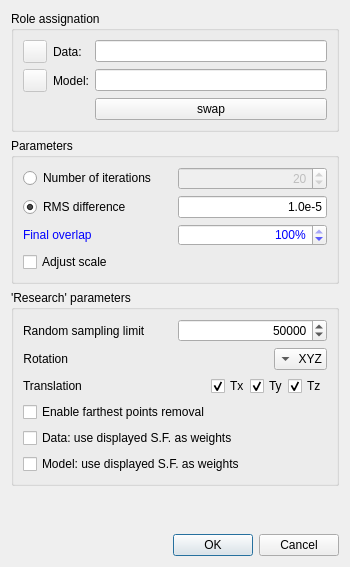
The window that qCC/ui_templates/registrationDlg.ui (CloudCompare/CloudCompare) describes before a commit, drawn with Qt 5.
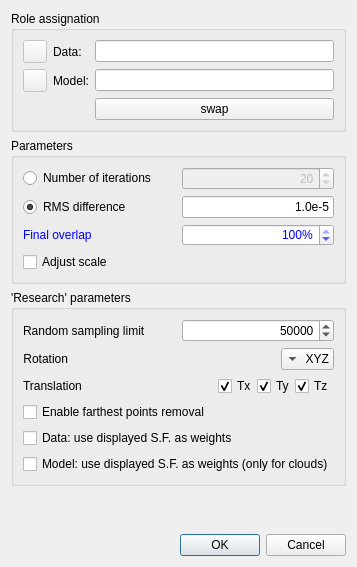
The same window after the commit.

Commit message: ICP: CC will now compute proper cloud/mesh distances if the reference is a mesh (no more points sampling)

The edit to the form file:
```diff
--- a/qCC/ui_templates/registrationDlg.ui
+++ b/qCC/ui_templates/registrationDlg.ui
@@ -489,7 +489,7 @@
             <string>&lt;html&gt;&lt;head/&gt;&lt;body&gt;&lt;p&gt;Use the displayed scalar field as weights (the bigger its associated scalar value/weight is, the more influence the point will have).&lt;/p&gt;&lt;p&gt;Note that only absolute distances are considered (i.e. minimal weight is 0).&lt;/p&gt;&lt;p&gt;Weights are automatically normalized.&lt;/p&gt;&lt;/body&gt;&lt;/html&gt;</string>
            </property>
            <property name="text">
-            <string>Model: use displayed S.F. as weights</string>
+            <string>Model: use displayed S.F. as weights (only for clouds)</string>
            </property>
           </widget>
          </item>
```
Left out of the diff: 11 changed lines with no effect on the pictures. The commit also changes 6 other files.
